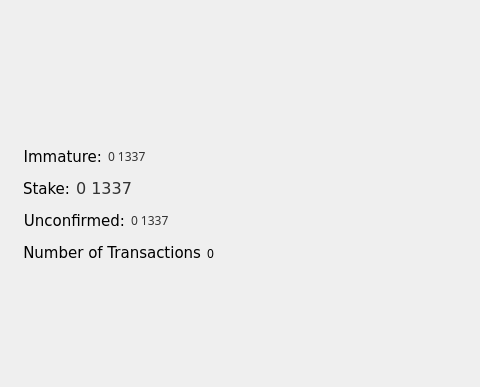
Qt form src/qt/forms/overviewpage.ui (vashshawn/elitecurrencysource) before a commit; both pictures show x 0 to 480 and y 0 to 387 of the 941 by 616 pixel window.
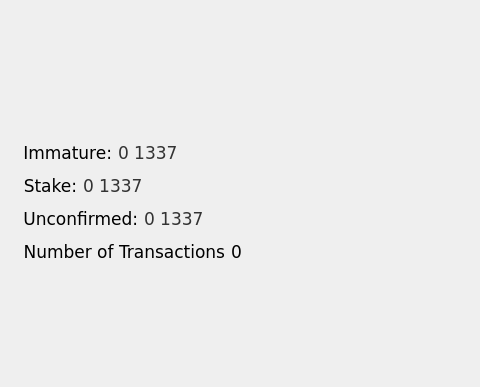
The same form after that commit. Icons and pictures are not drawn.

The edit to the form file:
```diff
--- a/src/qt/forms/overviewpage.ui
+++ b/src/qt/forms/overviewpage.ui
@@ -88,6 +88,11 @@
          </property>
          <item row="0" column="0">
           <widget class="QFrame" name="hot_coins_frame">
+           <property name="font">
+            <font>
+             <pointsize>12</pointsize>
+            </font>
+           </property>
            <property name="styleSheet">
             <string notr="true">background:transparent;</string>
            </property>
@@ -151,7 +156,7 @@
                     <property name="font">
                      <font>
                       <family>DejaVu Sans</family>
-                      <pointsize>12</pointsize>
+                      <pointsize>13</pointsize>
                      </font>
                     </property>
                     <property name="cursor">
@@ -179,7 +184,7 @@
                     <property name="font">
                      <font>
                       <family>DejaVu Sans</family>
-                      <pointsize>11</pointsize>
+                      <pointsize>13</pointsize>
                      </font>
                     </property>
                     <property name="layoutDirection">
@@ -271,7 +276,8 @@
                    <widget class="QLabel" name="labelUnconfirmed">
                     <property name="font">
                      <font>
-                      <family>Sans</family>
+                      <family>DejaVu Sans</family>
+                      <pointsize>13</pointsize>
                      </font>
                     </property>
                     <property name="cursor">
@@ -299,7 +305,7 @@
                     <property name="font">
                      <font>
                       <family>DejaVu Sans</family>
-                      <pointsize>11</pointsize>
+                      <pointsize>13</pointsize>
                      </font>
                     </property>
                     <property name="text">
@@ -389,7 +395,7 @@
                     <property name="font">
                      <font>
                       <family>DejaVu Sans</family>
-                      <pointsize>11</pointsize>
+                      <pointsize>13</pointsize>
                      </font>
                     </property>
                     <property name="text">
@@ -404,7 +410,8 @@
                    <widget class="QLabel" name="labelNumTransactions">
                     <property name="font">
                      <font>
-                      <family>Sans</family>
+                      <family>DejaVu Sans</family>
+                      <pointsize>13</pointsize>
                      </font>
                     </property>
                     <property name="toolTip">
@@ -522,7 +529,8 @@
                    <widget class="QLabel" name="labelImmature">
                     <property name="font">
                      <font>
-                      <family>Sans</family>
+                      <family>DejaVu Sans</family>
+                      <pointsize>13</pointsize>
                      </font>
                     </property>
                     <property name="toolTip">
@@ -547,7 +555,7 @@
                     <property name="font">
                      <font>
                       <family>DejaVu Sans</family>
-                      <pointsize>11</pointsize>
+                      <pointsize>13</pointsize>
                      </font>
                     </property>
                     <property name="layoutDirection">
```
Left out of the diff: 2 changed lines with no effect on the pictures.
